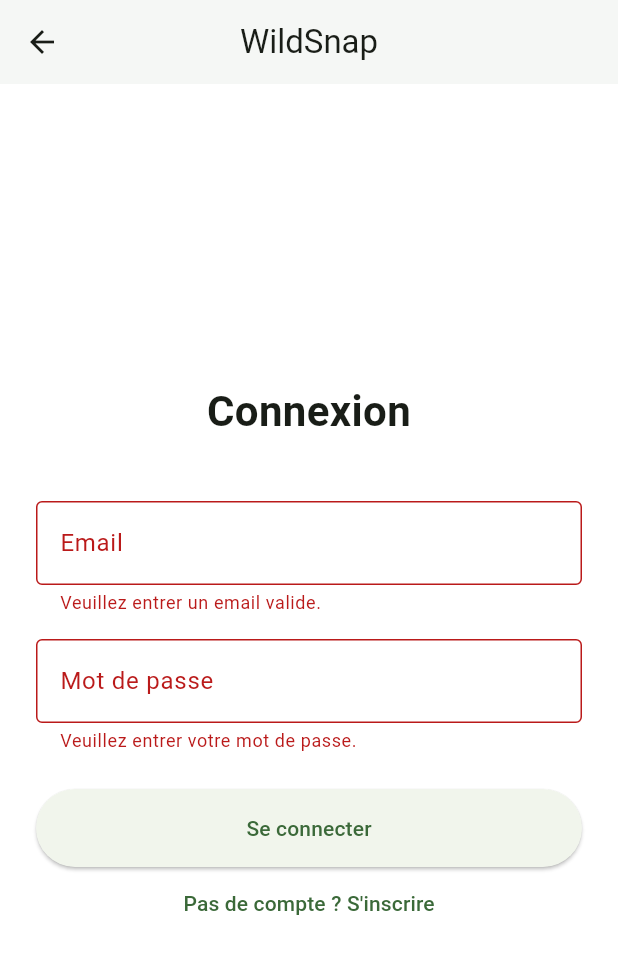
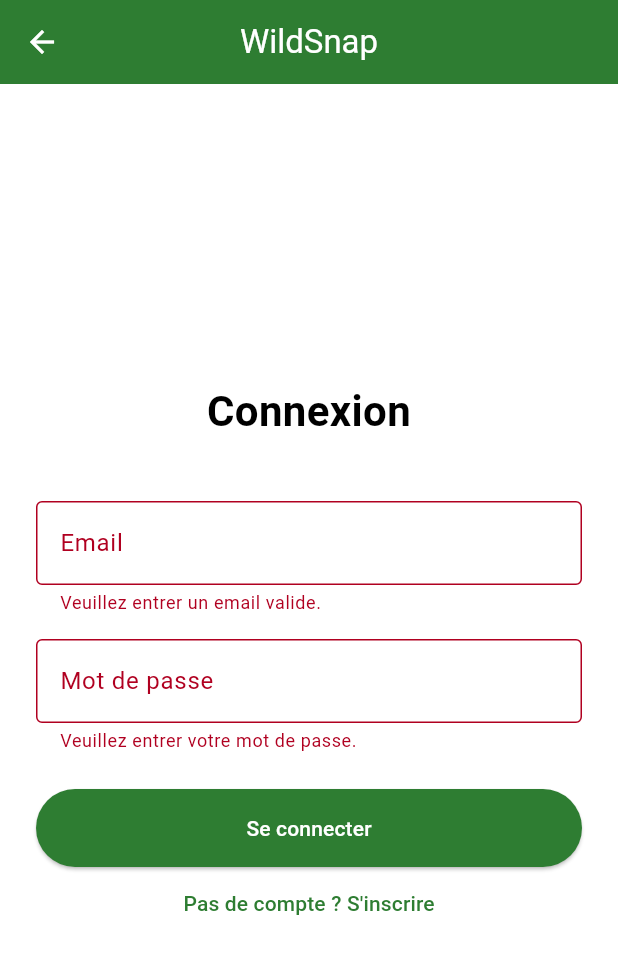
Before and after one commit to zaher-abbas/wildsnap, a Flutter app: the screen it shows after launch, after a tap on "Se connecter", on a phone screen of 412 x 824 dp. Shown: the top 954 px of the screen. Run offline on Flutter 3.47's test engine with Material 3 defaults, Android fonts, the phone set to English and light mode, and no system bars; our stand-ins replace firebase_core, google_nav_bar, image_picker; accounts and stored records are empty; network calls fail.

Commit message:
feature : implementation of custom in every page of the app

```diff
--- a/lib/main.dart
+++ b/lib/main.dart
@@ -1,15 +1,25 @@
 import 'package:firebase_core/firebase_core.dart';
+import 'package:provider/provider.dart';
 import 'package:wildsnap/screens/login_screen.dart';
 import 'package:wildsnap/screens/main_screen.dart';
 import 'package:wildsnap/screens/register_page.dart';
+import 'package:wildsnap/theme.dart';
 import 'firebase_options.dart';
 import 'package:flutter/material.dart';
+
+import 'theme.dart';
 void main() async {
   WidgetsFlutterBinding.ensureInitialized(); // Initialise les Widgets
   await Firebase.initializeApp( // Initialise la connexion avec Firebase
   options: DefaultFirebaseOptions.currentPlatform,
   );
-  runApp(const MyApp());
+  runApp(
+    // Ecoute les widget et le changement de thème
+      ChangeNotifierProvider(
+        create: (_) => ThemeProvider(),  // Crée une instance du Theme
+        child: const MyApp(),            // Tout ce qui est en dessous peut y accéder
+      ),
+  );
 }
 
 class MyApp extends StatelessWidget {
@@ -17,6 +27,8 @@ class MyApp extends StatelessWidget {
 
   @override
   Widget build(BuildContext context) {
+    final themeProvider = Provider.of<ThemeProvider>(context);
+
     return MaterialApp(
       debugShowCheckedModeBanner: false,
       initialRoute: '/login',
@@ -26,10 +38,9 @@ class MyApp extends StatelessWidget {
         '/register': (context) => const RegisterScreen(),
       },
       title: 'WildSnap',
-      theme: ThemeData(
-        scaffoldBackgroundColor: (Colors.white),
-        colorScheme: ColorScheme.fromSeed(seedColor: Colors.green),
-      ),
+      theme: AppTheme.light,
+      darkTheme: AppTheme.dark,
+      themeMode: themeProvider.isDark ? ThemeMode.dark : ThemeMode.light,
       home: const MainScreen(),
     );
   }
--- a/lib/screens/addpost_page.dart
+++ b/lib/screens/addpost_page.dart
@@ -89,17 +89,11 @@ class _AddPostPageState extends State<AddPostPage> {
         child: Column(
           crossAxisAlignment: CrossAxisAlignment.stretch,
           children: [
-            Container(
-              height: 250,
-              width: double.infinity,
-              clipBehavior: Clip.antiAlias,
-              decoration: BoxDecoration(
-                color: Colors.grey[300],
-                border: Border.all(color: Colors.grey.shade400),
-                borderRadius: BorderRadius.circular(12),
+            SizedBox(
+                height: MediaQuery.of(context).size.width /2,
+                width: MediaQuery.of(context).size.width /2,
+                child: _buildImagePreview(),
               ),
-              child: _buildImagePreview(),
-            ),
             const SizedBox(height: 24),
 
             // --- Boutons pour caméra et galerie ---
--- a/lib/screens/login_screen.dart
+++ b/lib/screens/login_screen.dart
@@ -41,7 +41,7 @@ class _LoginScreenState extends State<LoginScreen> {
       appBar: AppBar(
         title: const Text('WildSnap'),
         centerTitle: true,
-        backgroundColor: Colors.white,
+        backgroundColor: Theme.of(context).colorScheme.primary,
         elevation: 1,
       ),
       body: Center(
--- a/lib/screens/main_screen.dart
+++ b/lib/screens/main_screen.dart
@@ -33,8 +33,7 @@ class _MainScreenState extends State<MainScreen> {
               gap: 4,
               activeColor: Colors.white,
               color: Colors.black,
-              backgroundColor: Colors.transparent,
-              tabBackgroundColor: Colors.green,
+              tabBackgroundColor: Theme.of(context).colorScheme.secondary,
               padding: const EdgeInsets.all(16),
               mainAxisAlignment: MainAxisAlignment.spaceAround,
               selectedIndex: _selectedIndex,
--- a/lib/screens/register_page.dart
+++ b/lib/screens/register_page.dart
@@ -44,7 +44,7 @@ class _RegisterScreenState extends State<RegisterScreen> {
       appBar: AppBar(
         title: const Text('WildSnap'),
         centerTitle: true,
-        backgroundColor: Colors.white,
+        backgroundColor: Theme.of(context).colorScheme.primary,
         elevation: 1,
       ),
       body: Center(
--- /dev/null
+++ b/lib/theme.dart
@@ -0,0 +1,90 @@
+import 'package:flutter/material.dart';
+
+class AppTheme {
+  static const _green = Color(0xFF2E7D32);
+  static const _lightGreen = Color(0xFF66BB6A);
+  static const _amber = Color(0xFFFFD54F);
+
+  static final light = ThemeData(
+    useMaterial3: true,
+    brightness: Brightness.light,
+    colorScheme: ColorScheme.light(
+      primary: _green,
+      secondary: _lightGreen,
+      tertiary: _amber,
+    ),
+    appBarTheme: const AppBarTheme(
+      backgroundColor: _green,
+      foregroundColor: Colors.white,
+    ),
+    elevatedButtonTheme: ElevatedButtonThemeData(
+      style: ElevatedButton.styleFrom(
+        backgroundColor: _green,
+        foregroundColor: Colors.white,
+      ),
+    ),
+    cardTheme: const CardThemeData(
+      color: _amber,
+      elevation: 4,
+    ),
+    switchTheme: SwitchThemeData(
+      thumbIcon: WidgetStateProperty.all(
+        Icon(Icons.dark_mode, size: 16, color: Colors.amber),
+      ),
+      thumbColor: WidgetStateProperty.resolveWith((states) {
+        return Colors.black;
+      }),
+      trackColor: WidgetStateProperty.resolveWith((states) {
+        return Colors.white;
+      }),
+    ),
+  );
+
+  static final dark = ThemeData(
+    useMaterial3: true,
+    brightness: Brightness.dark,
+    colorScheme: ColorScheme.dark(
+      primary: _lightGreen,
+      secondary: Color(0xFF1B5E20),
+      tertiary: Color(0xFFFFB300),
+    ),
+    appBarTheme: const AppBarTheme(
+      backgroundColor: Color(0xFF1B5E20),
+      foregroundColor: Colors.white,
+    ),
+    elevatedButtonTheme: ElevatedButtonThemeData(
+      style: ElevatedButton.styleFrom(
+        backgroundColor: _lightGreen,
+        foregroundColor: Colors.black,
+      ),
+    ),
+    cardTheme: const CardThemeData(
+      color: Color(0xFF2A2A2A), // gris anthracite
+      elevation: 4,
+    ),
+    switchTheme: SwitchThemeData(
+      thumbIcon: WidgetStateProperty.all(
+        Icon(Icons.dark_mode, size: 16, color: Colors.black),
+      ),
+      thumbColor: WidgetStateProperty.resolveWith((states) {
+        return Colors.white;
+      }),
+      trackColor: WidgetStateProperty.resolveWith((states) {
+        return Colors.black;
+      }),
+    ),
+  );
+}
+
+
+
+class ThemeProvider extends ChangeNotifier {
+  bool _isDark = false;
+  bool get isDark => _isDark;
+  ThemeData get theme => _isDark ? AppTheme.dark : AppTheme.light;
+
+  void toggle() {
+    _isDark = !_isDark;
+    notifyListeners();
+  }
+}
--- a/lib/widgets/camera_page.dart
+++ b/lib/widgets/camera_page.dart
@@ -49,13 +49,10 @@ class _CameraPageState extends State<CameraPage> {
             ElevatedButton(
               style: ElevatedButton.styleFrom(
                 padding: const EdgeInsets.all(24),
-                backgroundColor: Colors.green[800],
-                overlayColor: Colors.greenAccent,
               ),
               onPressed: () => pickImage(ImageSource.camera),
               child: const Icon(
                 Icons.photo_camera,
-                color: Colors.white,
                 size: 34,
               ),
             ),
@@ -65,23 +62,26 @@ class _CameraPageState extends State<CameraPage> {
             ElevatedButton(
               style: ElevatedButton.styleFrom(
                 padding: const EdgeInsets.all(24),
-                backgroundColor: Colors.green[800],
-                overlayColor: Colors.greenAccent,
               ),
               onPressed: () => pickImage(ImageSource.gallery),
               child: const Icon(
                 Icons.photo_library,
-                color: Colors.white,
                 size: 34,
               ),
             ),
           ]
         ),
         SizedBox(
+          height: 15,
+        ),
+        SizedBox(
           height: MediaQuery.of(context).size.width /1.2,
           width: MediaQuery.of(context).size.width /1.2,
           child: _buildImageWidget(),
-    ),
+        ),
+        SizedBox(
+          height: 15,
+        ),
       ],
     );
   }
--- a/lib/widgets/custom_appbar.dart
+++ b/lib/widgets/custom_appbar.dart
@@ -1,4 +1,6 @@
 import 'package:flutter/material.dart';
+import 'package:provider/provider.dart';
+import 'package:wildsnap/theme.dart';
 
 class CustomAppbar extends StatelessWidget implements PreferredSizeWidget {
   final String title;
@@ -10,9 +12,9 @@ class CustomAppbar extends StatelessWidget implements PreferredSizeWidget {
 
   @override
   Widget build(BuildContext context) {
+    final provider = context.watch<ThemeProvider>();
     return AppBar(
       automaticallyImplyLeading: false,
-      backgroundColor: Colors.green[800],
       title: Stack(
         alignment: Alignment.center,
         children: [
@@ -38,21 +40,14 @@ class CustomAppbar extends StatelessWidget implements PreferredSizeWidget {
             ),
           ),
           Text(
-            title,
-            textAlign: TextAlign.center,
-            style: const TextStyle(
-              fontWeight: FontWeight.w600,
-              color: Colors.white70,
-              fontSize: 18,
-            ),
+              title,
+              style: TextStyle(color: Colors.white70)
           ),
           Align(
             alignment: Alignment.centerRight,
             child: Switch(
-              value: false,
-              inactiveTrackColor: Colors.yellow[500],
-              activeTrackColor: Colors.black,
-              onChanged: (value) {},
+              value: provider.isDark,           // État actuel du thème
+              onChanged: (_) => provider.toggle(),  // Bascule le thème au clic
             ),
           ),
         ],
--- a/lib/widgets/random_catfact.dart
+++ b/lib/widgets/random_catfact.dart
@@ -1,5 +1,4 @@
 import 'dart:core';
-
 import 'package:flutter/material.dart';
 import 'package:wildsnap/services/fetchcatfact_service.dart';
 
@@ -60,7 +59,9 @@ class _RandomCatfactState extends State<RandomCatfact> {
                 borderRadius: BorderRadius.circular(5),
               ),
               elevation: 4,
-              color: Colors.amber[200],
+              color: Theme.of(context).brightness == Brightness.dark
+                  ? Colors.black26
+                  : Colors.amber[200],
               child: Container(
                 width: 600,
                 height: 170,
@@ -71,10 +72,12 @@ class _RandomCatfactState extends State<RandomCatfact> {
                       child: SingleChildScrollView(
                         child: Text(
                           _fact!,
-                          style: TextStyle(
+                          style: DefaultTextStyle.of(context).style.copyWith(
                             fontSize: 20,
                             fontStyle: FontStyle.italic,
-                            color: Colors.black87,
+                            color: Theme.of(context).brightness == Brightness.dark
+                                ? Colors.white
+                                : Colors.black87,
                           ),
                           textAlign: TextAlign.center,
                         ),
@@ -85,10 +88,6 @@ class _RandomCatfactState extends State<RandomCatfact> {
                       onPressed: _loadRandomFact,
                       icon: Icon(Icons.refresh),
                       label: Text('Another fact'),
-                      style: ButtonStyle(
-                        backgroundColor: WidgetStateProperty.all<Color>(Colors.green[800]!),
-                        foregroundColor: WidgetStateProperty.all<Color>(Colors.white),
-                      ),
                     ),
                   ],
                 ),
--- a/pubspec.yaml
+++ b/pubspec.yaml
@@ -39,6 +39,7 @@ dependencies:
   google_nav_bar: ^5.0.7
   http: ^1.5.0
   image_picker: ^1.2.0
+  provider: ^6.1.1
 
 dev_dependencies:
   flutter_test:
```
